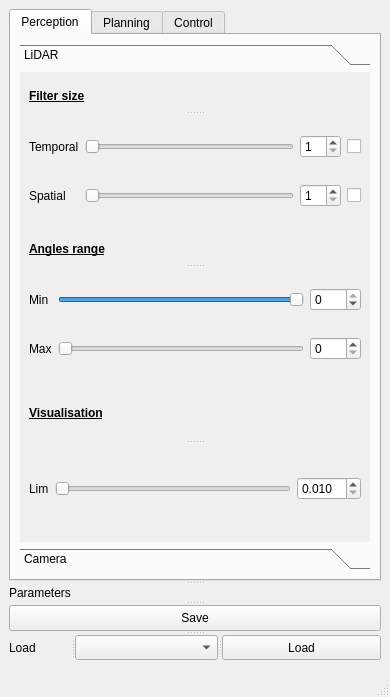
Before: the Qt Designer form perception_bolide/src_vizu/gui/ui_files/uiapp.ui in SorbonneUniversityBolideContributors/course_2024_pkgs, drawn with Qt 5.
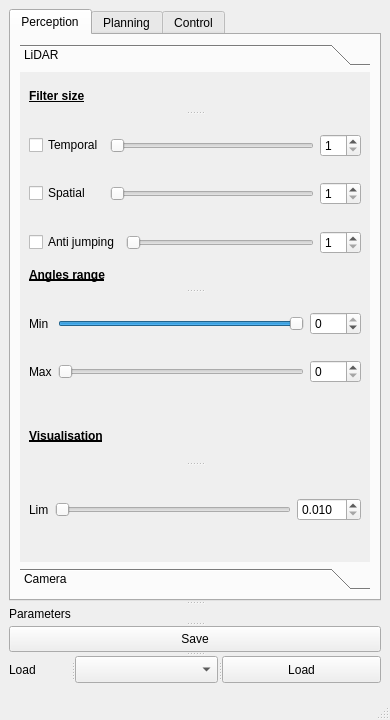
After: the same form once the commit is applied.

Commit message: added anti jumping

The edit to the form file:
```diff
--- a/perception_bolide/src_vizu/gui/ui_files/uiapp.ui
+++ b/perception_bolide/src_vizu/gui/ui_files/uiapp.ui
@@ -7,7 +7,7 @@
     <x>0</x>
     <y>0</y>
     <width>390</width>
-    <height>697</height>
+    <height>720</height>
    </rect>
   </property>
   <property name="windowTitle">
@@ -46,7 +46,7 @@
               <x>0</x>
               <y>0</y>
               <width>336</width>
-              <height>386</height>
+              <height>409</height>
              </rect>
             </property>
             <attribute name="label">
@@ -73,18 +73,14 @@
                </widget>
                <widget class="QWidget" name="layoutWidget">
                 <layout class="QGridLayout" name="gridLayout_2">
-                 <item row="0" column="0">
-                  <widget class="QLabel" name="label">
-                   <property name="text">
-                    <string>Temporal</string>
-                   </property>
-                  </widget>
-                 </item>
                  <item row="0" column="1">
                   <widget class="QSlider" name="temporalFilterSlider">
                    <property name="minimum">
                     <number>1</number>
                    </property>
+                   <property name="maximum">
+                    <number>10</number>
+                   </property>
                    <property name="orientation">
                     <enum>Qt::Horizontal</enum>
                    </property>
@@ -97,25 +93,14 @@
                    </property>
                   </widget>
                  </item>
-                 <item row="0" column="3">
-                  <widget class="QCheckBox" name="temporalFilterCheckBox">
-                   <property name="text">
-                    <string/>
-                   </property>
-                  </widget>
-                 </item>
-                 <item row="1" column="0">
-                  <widget class="QLabel" name="label_2">
-                   <property name="text">
-                    <string>Spatial</string>
-                   </property>
-                  </widget>
-                 </item>
                  <item row="1" column="1">
                   <widget class="QSlider" name="spatialFilterSlider">
                    <property name="minimum">
                     <number>1</number>
                    </property>
+                   <property name="maximum">
+                    <number>10</number>
+                   </property>
                    <property name="orientation">
                     <enum>Qt::Horizontal</enum>
                    </property>
@@ -128,10 +113,17 @@
                    </property>
                   </widget>
                  </item>
-                 <item row="1" column="3">
+                 <item row="1" column="0">
                   <widget class="QCheckBox" name="spatialFilterCheckBox">
                    <property name="text">
-                    <string/>
+                    <string>Spatial</string>
+                   </property>
+                  </widget>
+                 </item>
+                 <item row="0" column="0">
+                  <widget class="QCheckBox" name="temporalFilterCheckBox">
+                   <property name="text">
+                    <string>Temporal</string>
                    </property>
                   </widget>
                  </item>
@@ -139,6 +131,40 @@
                </widget>
               </widget>
              </item>
+             <item>
+              <layout class="QGridLayout" name="gridLayout_7">
+               <item row="0" column="0">
+                <widget class="QCheckBox" name="antiJumpingCheckBox">
+                 <property name="text">
+                  <string>Anti jumping</string>
+                 </property>
+                </widget>
+               </item>
+               <item row="0" column="1">
+                <widget class="QSlider" name="antiJumpingSlider">
+                 <property name="minimum">
+                  <number>1</number>
+                 </property>
+                 <property name="maximum">
+                  <number>10</number>
+                 </property>
+                 <property name="orientation">
+                  <enum>Qt::Horizontal</enum>
+                 </property>
+                </widget>
+               </item>
+               <item row="0" column="2">
+                <widget class="QSpinBox" name="antiJumpingSpinBox">
+                 <property name="minimum">
+                  <number>1</number>
+                 </property>
+                 <property name="maximum">
+                  <number>10</number>
+                 </property>
+                </widget>
+               </item>
+              </layout>
+             </item>
              <item>
               <widget class="QSplitter" name="splitter">
                <property name="orientation">
```
Left out of the diff: 70 changed lines with no effect on the pictures. The commit also changes 2 other files.
